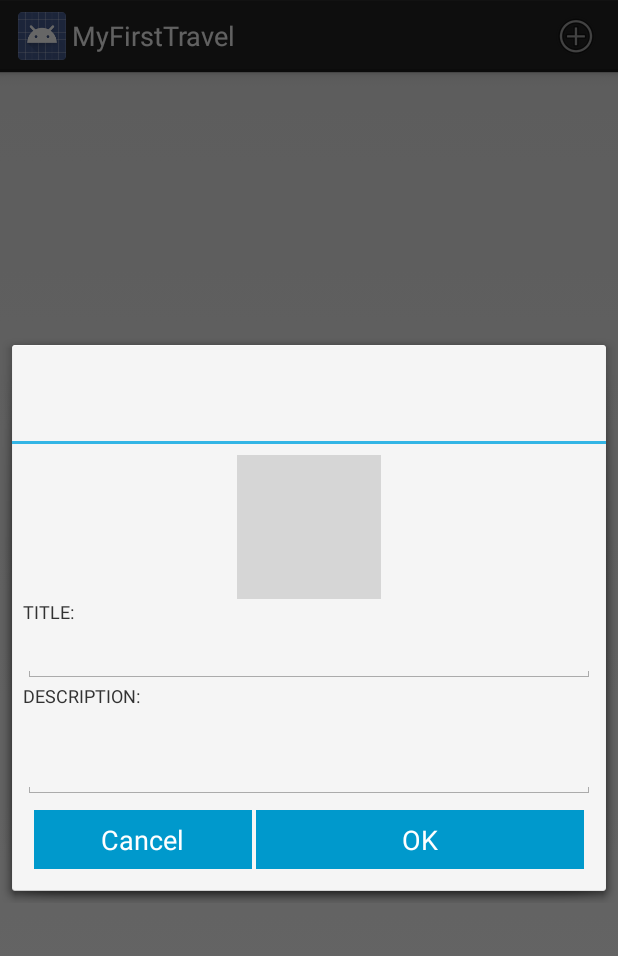
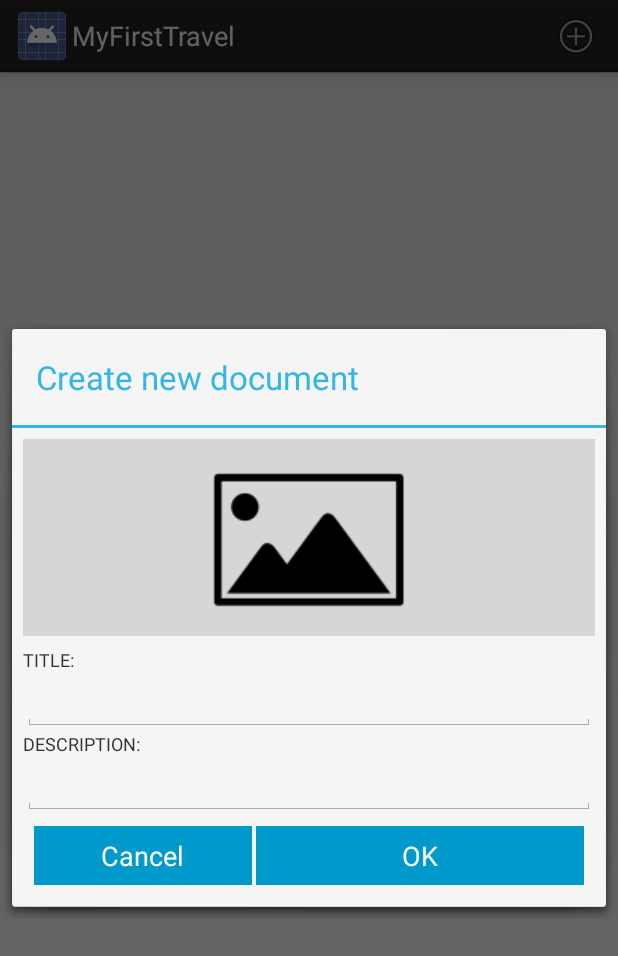
Before and after one commit to soulnanx/MyFirstTravel, an Android app: the fragment DocumentFragment shown on its own in the app's theme, after a tap on an icon or button, on a phone screen of 412 x 824 dp. Shown: the top 956 px of the screen. Run offline under Robolectric (Android 15) with nearby library versions, the phone set to English and light mode, and no system bars; libraries missing offline, so code that uses them is left out: com.codeslap.persistence, com.mobsandgeeks.saripaar; 3 statements that could not run were skipped; grey boxes are pictures that could not be loaded.

Commit message:
the documentFragment is done ;)

```diff
--- a/MyFirstTravel/build.gradle
+++ b/MyFirstTravel/build.gradle
@@ -24,6 +24,6 @@ dependencies {
     compile 'com.codeslap:persistence:0.9.22'
     compile 'com.google.android.gms:play-services:4.2.+'
     compile 'com.mobsandgeeks:android-saripaar:1.0.2'
-    compile 'com.koushikdutta.urlimageviewhelper:urlimageviewhelper:1.0.4'
+//    compile 'com.koushikdutta.urlimageviewhelper:urlimageviewhelper:1.0.4'
 //    compile 'de.psdev.formvalidations:formvalidations:1.1.0@aar'
 }
--- a/MyFirstTravel/src/main/java/br/com/epicdroid/travel/application/app.java
+++ b/MyFirstTravel/src/main/java/br/com/epicdroid/travel/application/app.java
@@ -12,11 +12,13 @@ import com.codeslap.persistence.SqlAdapter;
 import java.math.BigDecimal;
 import java.util.List;
 
+import br.com.epicdroid.travel.entity.Document;
 import br.com.epicdroid.travel.entity.Note;
 import br.com.epicdroid.travel.entity.Debit;
 import br.com.epicdroid.travel.entity.Place;
 import br.com.epicdroid.travel.entity.Task;
 import br.com.epicdroid.travel.entity.Travel;
+import br.com.epicdroid.travel.fragment.DocumentFragment;
 import br.com.epicdroid.travel.fragment.PlaceFragment;
 import br.com.epicdroid.travel.utils.AlertDialogManagerUtils;
 import br.com.epicdroid.travel.utils.ConnectionDetectorUtils;
@@ -29,12 +31,13 @@ public class app extends Application {
     public Travel travel;
     public GPSTrackerUtils gps;
     public PlaceFragment placeFragment;
+    public DocumentFragment documentFragment;
 
     @Override
     public void onCreate() {
         super.onCreate();
         DatabaseSpec database = PersistenceConfig.registerSpec(7);
-        database.match(Note.class, Debit.class, Place.class, Task.class, Travel.class);
+        database.match(Note.class, Debit.class, Place.class, Task.class, Travel.class, Document.class);
         init();
     }
 
--- a/MyFirstTravel/src/main/java/br/com/epicdroid/travel/dialogs/DialogCreateDocument.java
+++ b/MyFirstTravel/src/main/java/br/com/epicdroid/travel/dialogs/DialogCreateDocument.java
@@ -1,16 +1,7 @@
 package br.com.epicdroid.travel.dialogs;
 
-import android.content.Context;
 import android.content.Intent;
-import android.database.Cursor;
-import android.graphics.Bitmap;
-import android.graphics.BitmapFactory;
-import android.graphics.drawable.BitmapDrawable;
-import android.graphics.drawable.Drawable;
-import android.net.Uri;
 import android.os.Bundle;
-import android.os.Environment;
-import android.provider.MediaStore;
 import android.support.v4.app.DialogFragment;
 import android.view.LayoutInflater;
 import android.view.View;
@@ -18,35 +9,25 @@ import android.view.ViewGroup;
 import android.widget.EditText;
 import android.widget.ImageView;
 import android.widget.LinearLayout;
+import android.widget.TextView;
 import android.widget.Toast;
 
-import com.codeslap.persistence.Persistence;
-import com.codeslap.persistence.SqlAdapter;
-import com.koushikdutta.urlimageviewhelper.UrlImageViewHelper;
 import com.mobsandgeeks.saripaar.Rule;
 import com.mobsandgeeks.saripaar.Validator;
 import com.mobsandgeeks.saripaar.annotation.Required;
 
-import java.io.File;
-import java.io.IOException;
-import java.io.InputStream;
-import java.net.HttpURLConnection;
-import java.net.URL;
-
 import br.com.epicdroid.travel.R;
+import br.com.epicdroid.travel.application.app;
 import br.com.epicdroid.travel.entity.Document;
-import br.com.epicdroid.travel.fragment.DocumentFragment;
 import br.com.epicdroid.travel.utils.ImageUtils;
 
 public class DialogCreateDocument extends DialogFragment {
 
-    private static final int RESULT_OK = 1;
-    private static final int REQUEST_DETALHE_NOTIFICACAO = 0;
     private static final int RESULT_LOAD_IMAGE = 2;
-    UIHelper uiHelper;
-    SqlAdapter adapter;
-    Context context;
+    private UIHelper uiHelper;
     private View view;
+    private app application;
+    private Document document;
 
     @Override
     public View onCreateView(LayoutInflater inflater, ViewGroup container, Bundle savedInstanceState) {
@@ -56,11 +37,19 @@ public class DialogCreateDocument extends DialogFragment {
         return view;
     }
 
+    private void init() {
+        document = new Document();
+        application = (app) this.getActivity().getApplication();
+        uiHelper = new UIHelper();
+        getDialog().setTitle("Create new document");
+    }
+
     private void initEvents() {
         uiHelper.btnOK.setOnClickListener(eventOK());
         uiHelper.btnCancel.setOnClickListener(eventCancel());
         uiHelper.imageDoc.setOnClickListener(eventClickImg());
     }
+
 
     private View.OnClickListener eventClickImg() {
         return new View.OnClickListener() {
@@ -70,7 +59,6 @@ public class DialogCreateDocument extends DialogFragment {
             }
         };
     }
-
 
     private View.OnClickListener eventCancel() {
         return new View.OnClickListener() {
@@ -90,15 +78,17 @@ public class DialogCreateDocument extends DialogFragment {
         };
     }
 
-    private void saveDocument() {
-        adapter.store(new Document());
-//        fragment.setList();
+    private void createDocument() {
+        saveDocument();
+        application.documentFragment.setList();
         DialogCreateDocument.this.dismiss();
     }
 
-    private void init() {
-        uiHelper = new UIHelper();
-        adapter = Persistence.getAdapter(context);
+    private void saveDocument() {
+        document.setTitle(uiHelper.title.getText().toString());
+        document.setDescription(uiHelper.description.getText().toString());
+        application.adapter.store(document);
+//
     }
 
     private void onClickSearchOnGallery() {
@@ -112,7 +102,9 @@ public class DialogCreateDocument extends DialogFragment {
             if (data != null) {
                 try {
                     String path = ImageUtils.searchImageByQuery(DialogCreateDocument.this.getActivity(), data);
+                    document.setImagePath(path);
                     uiHelper.imageDoc.setImageBitmap(ImageUtils.getBitmapFromFilePath(path));
+                    uiHelper.imgValidation.setText(path);
                 } catch (Exception e) {
                     e.printStackTrace();
                 }
@@ -125,9 +117,12 @@ public class DialogCreateDocument extends DialogFragment {
         final Validator validator;
 
         @Required(order = 1, message = "it's mandatory =(")
+        TextView imgValidation;
+
+        @Required(order = 2, message = "it's mandatory =(")
         EditText title;
 
-        @Required(order = 2, message = "it's mandatory =(")
+        @Required(order = 3, message = "it's mandatory =(")
         EditText description;
 
         ImageView imageDoc;
@@ -137,6 +132,7 @@ public class DialogCreateDocument extends DialogFragment {
 
         public UIHelper() {
             this.title = (EditText) view.findViewById(R.id.document_create_dialog_edt_title);
+            this.imgValidation = (TextView) view.findViewById(R.id.document_create_dialog_img_txt);
             this.description = (EditText) view.findViewById(R.id.document_create_dialog_edt_description);
             this.imageDoc = (ImageView) view.findViewById(R.id.document_create_dialog_img);
             this.btnOK = (LinearLayout) view.findViewById(R.id.document_create_dialog_btn_ok);
@@ -147,7 +143,7 @@ public class DialogCreateDocument extends DialogFragment {
         }
 
         public void onValidationSucceeded() {
-            saveDocument();
+            createDocument();
         }
 
         public void onValidationFailed(View failedView, Rule<?> failedRule) {
@@ -156,8 +152,11 @@ public class DialogCreateDocument extends DialogFragment {
             if (failedView instanceof EditText) {
                 failedView.requestFocus();
                 ((EditText) failedView).setError(message);
+            } else if (failedView instanceof TextView) {
+                failedView.requestFocus();
+                ((TextView) failedView).setError(message);
             } else {
-                Toast.makeText( DialogCreateDocument.this.getActivity(), message, Toast.LENGTH_SHORT).show();
+                Toast.makeText(DialogCreateDocument.this.getActivity(), message, Toast.LENGTH_SHORT).show();
             }
         }
     }
--- a/MyFirstTravel/src/main/java/br/com/epicdroid/travel/dialogs/DialogCreateTravel.java
+++ b/MyFirstTravel/src/main/java/br/com/epicdroid/travel/dialogs/DialogCreateTravel.java
@@ -37,7 +37,7 @@ public class DialogCreateTravel extends Dialog{
     }
 
     private void init() {
-        this.setContentView(R.layout.dialog_create_travel);
+        this.setContentView(R.layout.fragment_create_travel);
         uiHelper = new UIHelper(this);
         this.setTitle(context.getString(R.string.dialog_create_debit_title));
         adapter = Persistence.getAdapter(context);
--- a/MyFirstTravel/src/main/java/br/com/epicdroid/travel/fragment/CreateTravelFragment.java
+++ b/MyFirstTravel/src/main/java/br/com/epicdroid/travel/fragment/CreateTravelFragment.java
@@ -35,7 +35,7 @@ public class CreateTravelFragment extends Fragment {
 
     @Override
     public View onCreateView(LayoutInflater inflater, ViewGroup container, Bundle savedInstanceState) {
-        view = inflater.inflate(R.layout.dialog_create_travel, container, false);
+        view = inflater.inflate(R.layout.fragment_create_travel, container, false);
 
         init();
         initEvents();
--- a/MyFirstTravel/src/main/java/br/com/epicdroid/travel/fragment/DocumentFragment.java
+++ b/MyFirstTravel/src/main/java/br/com/epicdroid/travel/fragment/DocumentFragment.java
@@ -15,16 +15,12 @@ import android.widget.AdapterView;
 import android.widget.ListView;
 import android.widget.Toast;
 
-import com.codeslap.persistence.Persistence;
-import com.codeslap.persistence.SqlAdapter;
-
 import br.com.epicdroid.travel.R;
 import br.com.epicdroid.travel.adapter.DocumentAdapter;
 import br.com.epicdroid.travel.application.app;
 import br.com.epicdroid.travel.dialogs.DialogCreateDocument;
-import br.com.epicdroid.travel.dialogs.DialogCreatePlace;
 import br.com.epicdroid.travel.entity.Document;
-import br.com.epicdroid.travel.entity.Place;
+import br.com.epicdroid.travel.utils.ImageUtils;
 
 public class DocumentFragment extends Fragment {
 
@@ -51,8 +47,8 @@ public class DocumentFragment extends Fragment {
         setHasOptionsMenu(true);
         application = (app) this.getActivity().getApplication();
         listViewDocs = (ListView) view.findViewById(R.id.document_list);
-        listViewDocs.setOnItemLongClickListener(eventOnLongClickNote());
-        listViewDocs.setOnItemClickListener(eventOnClickNote());
+        listViewDocs.setOnItemLongClickListener(eventOnLongClickDocument());
+        listViewDocs.setOnItemClickListener(eventOnClickDocument());
         setList();
     }
 
@@ -82,11 +78,11 @@ public class DocumentFragment extends Fragment {
 
                 switch (item.getItemId()) {
                     case R.id.item_menu_delete:
-                        deleteNote();
+                        deleteDocument();
                         mode.finish();
                         break;
                     case R.id.item_menu_edit:
-                        updateNote();
+                        updateDocument();
                         mode.finish();
                         break;
                 }
@@ -95,28 +91,31 @@ public class DocumentFragment extends Fragment {
         };
     }
 
-    private void deleteNote() {
-//        adapter.delete(docSelected);
-        Toast.makeText(getActivity().getBaseContext(), docSelected.getTitle() + " was deleted!", Toast.LENGTH_LONG).show();
+    private void deleteDocument() {
+        Document document = new Document();
+        document.setId(docSelected.getId());
+        Toast.makeText(getActivity().getBaseContext(),
+                docSelected.getTitle() + " was deleted!(" + application.adapter.delete(docSelected) + ")",
+                Toast.LENGTH_LONG).show();
         setList();
     }
 
-    private void updateNote() {
+    private void updateDocument() {
 //        new DialogUpdateNote(DocumentFragment.this.getActivity(), DocumentFragment.this, docSelected).show();
     }
 
-    private AdapterView.OnItemClickListener eventOnClickNote() {
+    private AdapterView.OnItemClickListener eventOnClickDocument() {
         return new AdapterView.OnItemClickListener() {
             @Override
             public void onItemClick(AdapterView<?> adapterView, View view, int i, long l) {
                 DocumentFragment.this.docSelected = ((DocumentAdapter.ItemHolder) view.getTag()).document;
-//                new DialogShowNote(DocumentFragment.this.getActivity(), docSelected).show();
+                ImageUtils.openImageOnGallery(DocumentFragment.this.getActivity(), docSelected.getImagePath());
             }
         };
     }
 
 
-    private AdapterView.OnItemLongClickListener eventOnLongClickNote() {
+    private AdapterView.OnItemLongClickListener eventOnLongClickDocument() {
         return new AdapterView.OnItemLongClickListener() {
 
 
@@ -153,17 +152,15 @@ public class DocumentFragment extends Fragment {
     }
 
     private void showDialogCreatePlace() {
+        application.documentFragment = this;
         FragmentManager fm = getFragmentManager();
         DialogCreateDocument dialogCreateDocument = new DialogCreateDocument();
-//        Bundle b = new Bundle();
-//        b.putSerializable(BUNDLE_NEW_PLACE, newPlace);
-//        dialogCreatePlace.setArguments(b);
         dialogCreateDocument.setRetainInstance(true);
         dialogCreateDocument.show(fm, "fragment_name");
     }
 
     public void setList() {
-//        listViewDocs.setAdapter(new DocumentAdapter(DocumentFragment.this.getActivity(), R.layout.item_document, adapter.findAll(Document.class)));
+        listViewDocs.setAdapter(new DocumentAdapter(DocumentFragment.this.getActivity(), R.layout.item_document, application.adapter.findAll(Document.class)));
     }
 
 }
--- a/MyFirstTravel/src/main/res/layout/dialog_create_document.xml
+++ b/MyFirstTravel/src/main/res/layout/dialog_create_document.xml
@@ -3,15 +3,33 @@
     android:layout_width="match_parent"
     android:layout_height="match_parent"
     android:layout_margin="7dp"
-    android:padding="7dp"
-    android:orientation="vertical">
+    android:orientation="vertical"
+    android:padding="7dp">
 
-    <ImageView
-        android:id="@+id/document_create_dialog_img"
-        android:layout_width="wrap_content"
-        android:layout_gravity="center"
+    <LinearLayout
+        android:layout_width="match_parent"
         android:layout_height="wrap_content"
-        android:src="@drawable/abc_ic_cab_done_holo_light"/>
+        android:gravity="center"
+        android:orientation="vertical"
+        android:background="@color/background_gray"
+        android:layout_marginBottom="7dp">
+
+        <TextView
+            android:id="@+id/document_create_dialog_img_txt"
+            android:layout_width="match_parent"
+            android:layout_height="wrap_content"
+            android:gravity="center"
+            android:textColor="@color/background_gray"
+            android:textSize="2sp"/>
+
+        <ImageView
+            android:id="@+id/document_create_dialog_img"
+            android:layout_width="128dp"
+            android:layout_height="128dp"
+            android:src="@drawable/search_image" />
+
+    </LinearLayout>
+
 
     <TextView
         android:layout_width="match_parent"
@@ -23,7 +41,12 @@
         android:id="@+id/document_create_dialog_edt_title"
         android:layout_width="match_parent"
         android:layout_height="wrap_content"
-        android:layout_gravity="center" />
+        android:layout_gravity="center"
+        android:imeOptions="actionNext"
+        android:singleLine="true"
+        android:maxLength="70"
+
+        />
 
     <TextView
         android:layout_width="match_parent"
@@ -37,8 +60,9 @@
         android:layout_height="wrap_content"
         android:layout_gravity="center"
         android:ems="10"
-        android:inputType="textMultiLine"
-        android:lines="2" />
+        android:maxLength="150"
+        android:imeOptions="actionDone"
+        android:singleLine="true" />
 
     <LinearLayout
         android:layout_width="match_parent"
--- a/MyFirstTravel/src/main/res/layout/dialog_create_place.xml
+++ b/MyFirstTravel/src/main/res/layout/dialog_create_place.xml
@@ -48,9 +48,10 @@
             android:layout_width="match_parent"
             android:layout_height="wrap_content"
             android:layout_marginTop="7dp"
-            android:ellipsize="end"
+            android:imeOptions="actionDone"
+            android:maxLength="70"
             android:textColor="@color/text_gray"
-            android:lines="1" />
+            android:singleLine="true" />
 
     </LinearLayout>
 
--- a/MyFirstTravel/src/main/res/values/colors.xml
+++ b/MyFirstTravel/src/main/res/values/colors.xml
@@ -2,6 +2,7 @@
 <resources>
 
     <color name="text_gray">#808080</color>
+    <color name="background_gray">#ffd6d6d6</color>
 
 
 </resources>
```
Also changed, not shown: MyFirstTravel/src/main/java/br/com/epicdroid/travel/adapter/DocumentAdapter.java (+2 -9 lines), MyFirstTravel/src/main/java/br/com/epicdroid/travel/utils/ImageUtils.java (+18 -5 lines), MyFirstTravel/src/main/res/layout/dialog_create_debit.xml (+9 -2 lines), MyFirstTravel/src/main/res/layout/dialog_create_note.xml (+6 -1 lines), MyFirstTravel/src/main/res/layout/fragment_create_travel.xml (renamed from MyFirstTravel/src/main/res/layout/dialog_create_travel.xml, +8 -2 lines), MyFirstTravel/src/main/res/layout/item_document.xml (+8 -6 lines), MyFirstTravel/src/main/res/drawable/search_image.png (added), MyFirstTravel/src/main/res/drawable/search_image_item.png (added), 1 other file.
